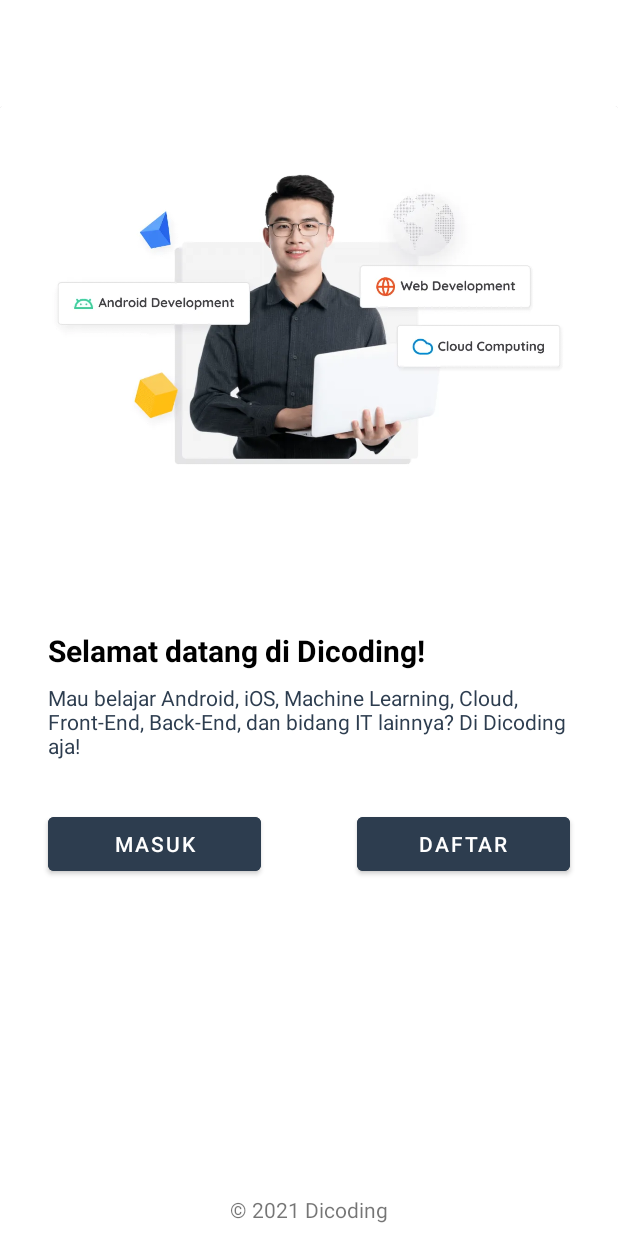
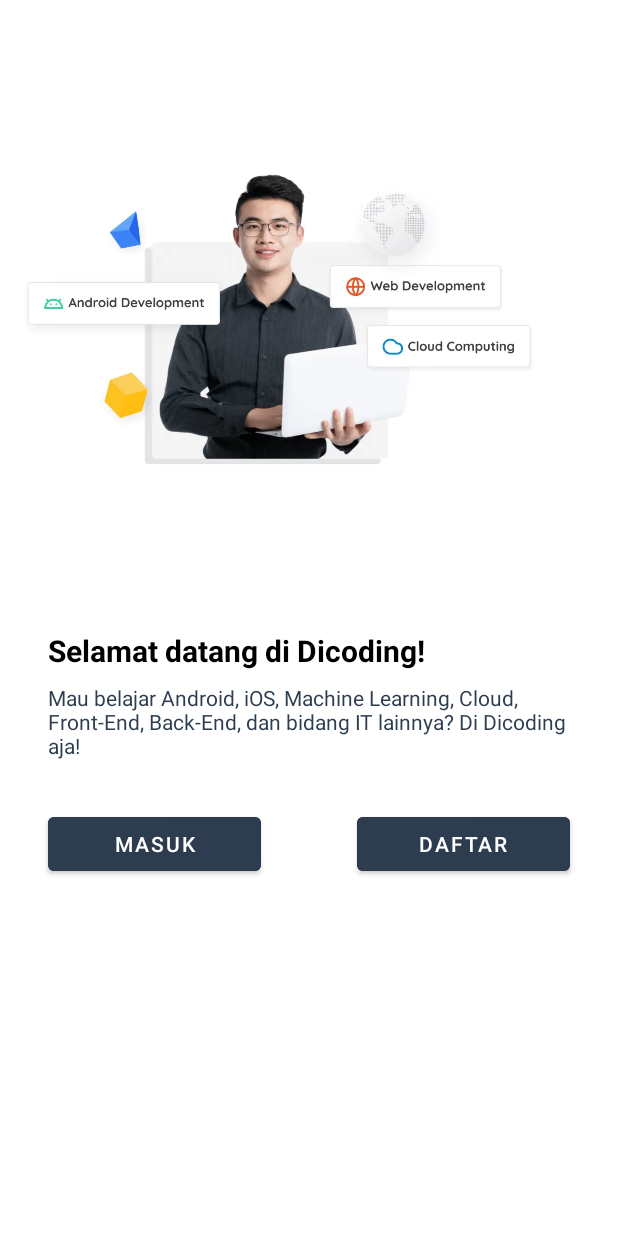
Before and after one commit to yumtaufikhidayat/android-intermediate-kt, an Android app: the screen it shows after launch (WelcomeActivity), after a tap on "DAFTAR", on a phone screen of 412 x 824 dp. Run offline under Robolectric (Android 15) with nearby library versions, the phone set to English and light mode, and no system bars; 1 other tap on this screen came first.

Commit message:
Add animation to welcome activity.

```diff
--- a/app/src/main/java/com/taufik/androidintemediate/animation/propertyanimation/view/welcome/WelcomeActivity.kt
+++ b/app/src/main/java/com/taufik/androidintemediate/animation/propertyanimation/view/welcome/WelcomeActivity.kt
@@ -1,8 +1,11 @@
 package com.taufik.androidintemediate.animation.propertyanimation.view.welcome
 
+import android.animation.AnimatorSet
+import android.animation.ObjectAnimator
 import android.content.Intent
 import android.os.Build
 import android.os.Bundle
+import android.view.View
 import android.view.WindowInsets
 import android.view.WindowManager
 import androidx.appcompat.app.AppCompatActivity
@@ -21,6 +24,7 @@
 
         setupView()
         setupAction()
+        playAnimation()
     }
 
     private fun setupView() {
@@ -45,4 +49,37 @@
             startActivity(Intent(this@WelcomeActivity, SignUpActivity::class.java))
         }
     }
+
+    private fun playAnimation() = with(binding) {
+        /*
+            objek gambar
+            bergerak secara horizontal
+            dengan durasi 6 detik
+            bergerak sejauh 60f (-30f s.d. 30f)
+            kembali ke titik semula (repeatMode = reverse)
+            animasi terus berjalan (repeatCount = infinity)
+        */
+        ObjectAnimator.ofFloat(imageView, View.TRANSLATION_X, -30f, 30f).apply {
+            duration = 6000
+            repeatCount = ObjectAnimator.INFINITE
+            repeatMode = ObjectAnimator.REVERSE
+        }.start()
+
+        // Menambahkan animasi untuk masing-masing view
+        val login = ObjectAnimator.ofFloat(btnLogin, View.ALPHA, 1f).setDuration(500)
+        val signup = ObjectAnimator.ofFloat(btnSignup, View.ALPHA, 1f).setDuration(500)
+        val title = ObjectAnimator.ofFloat(tvTitle, View.ALPHA, 1f).setDuration(500)
+        val desc = ObjectAnimator.ofFloat(tvDesc, View.ALPHA, 1f).setDuration(500)
+
+        // dua button bergerak secara bersamaan
+        val together = AnimatorSet().apply {
+            playTogether(login, signup)
+        }
+
+        // tiga TextView lainnya bergerak secara sekuensial
+        AnimatorSet().apply {
+            playSequentially(title, desc, together)
+            start()
+        }
+    }
 }
--- a/app/src/main/res/layout/activity_welcome.xml
+++ b/app/src/main/res/layout/activity_welcome.xml
@@ -24,6 +24,7 @@
         android:layout_height="wrap_content"
         android:layout_marginTop="@dimen/value_8dp"
         android:layout_marginHorizontal="@dimen/value_32dp"
+        android:alpha="0"
         android:text="@string/title_welcome_page"
         android:textColor="@color/black"
         android:textSize="@dimen/value_20sp"
@@ -39,6 +40,7 @@
         android:layout_height="wrap_content"
         android:layout_marginTop="@dimen/value_8dp"
         android:layout_marginHorizontal="@dimen/value_32dp"
+        android:alpha="0"
         android:text="@string/message_welcome_page"
         android:textColor="@color/navi"
         android:textSize="@dimen/value_14sp"
@@ -93,6 +95,7 @@
         android:id="@+id/tvCopyright"
         android:layout_width="wrap_content"
         android:layout_height="wrap_content"
+        android:alpha="0"
         android:layout_marginHorizontal="@dimen/value_32dp"
         android:layout_marginBottom="@dimen/value_8dp"
         android:text="@string/copyright"
```
